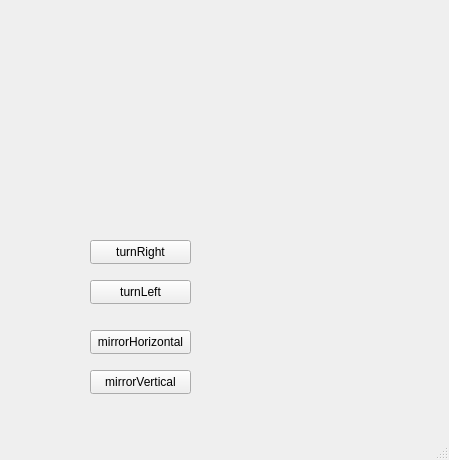
Above: mainwindow.ui from sursuk/qtO before the change. Below: the same form after it.
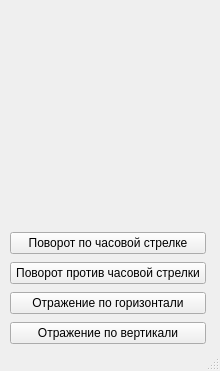
That is the form after the change.

Commit message:
Отражение и оси
Отражение по вертикали и горизонтали и оси

Diff of the .ui file:
```diff
--- a/mainwindow.ui
+++ b/mainwindow.ui
@@ -6,65 +6,53 @@
    <rect>
     <x>0</x>
     <y>0</y>
-    <width>449</width>
-    <height>460</height>
+    <width>220</width>
+    <height>371</height>
    </rect>
   </property>
   <property name="windowTitle">
    <string>MainWindow</string>
   </property>
   <widget class="QWidget" name="centralwidget">
-   <widget class="QPushButton" name="turnRight">
+   <widget class="QWidget" name="">
     <property name="geometry">
      <rect>
-      <x>90</x>
-      <y>240</y>
-      <width>101</width>
-      <height>24</height>
+      <x>10</x>
+      <y>230</y>
+      <width>196</width>
+      <height>116</height>
      </rect>
     </property>
+    <layout class="QVBoxLayout" name="verticalLayout">
+     <item>
+      <widget class="QPushButton" name="turn_right">
     <property name="text">
-     <string>turnRight</string>
-    </property>
-   </widget>
-   <widget class="QPushButton" name="turnLeft">
-    <property name="geometry">
-     <rect>
-      <x>90</x>
-      <y>280</y>
-      <width>101</width>
-      <height>24</height>
-     </rect>
-    </property>
+        <string>Поворот по часовой стрелке</string>
+       </property>
+      </widget>
+     </item>
+     <item>
+      <widget class="QPushButton" name="turn_left">
     <property name="text">
-     <string>turnLeft</string>
-    </property>
-   </widget>
-   <widget class="QPushButton" name="mirrorHorizontal">
-    <property name="geometry">
-     <rect>
-      <x>90</x>
-      <y>330</y>
-      <width>101</width>
-      <height>24</height>
-     </rect>
-    </property>
+        <string>Поворот против часовой стрелки</string>
+       </property>
+      </widget>
+     </item>
+     <item>
+      <widget class="QPushButton" name="mirror_horizontal">
     <property name="text">
-     <string>mirrorHorizontal</string>
-    </property>
-   </widget>
-   <widget class="QPushButton" name="mirrorVertical">
-    <property name="geometry">
-     <rect>
-      <x>90</x>
-      <y>370</y>
-      <width>101</width>
-      <height>24</height>
-     </rect>
-    </property>
+        <string>Отражение по горизонтали</string>
+       </property>
+      </widget>
+     </item>
+     <item>
+      <widget class="QPushButton" name="mirror_vertical">
     <property name="text">
-     <string>mirrorVertical</string>
-    </property>
+        <string>Отражение по вертикали</string>
+       </property>
+      </widget>
+     </item>
+    </layout>
    </widget>
   </widget>
   <widget class="QMenuBar" name="menubar">
```
Left out of the diff: 4 changed lines with no effect on the pictures. Lines whose indentation alone changed are shown as unchanged. The commit also changes 3 other files.
